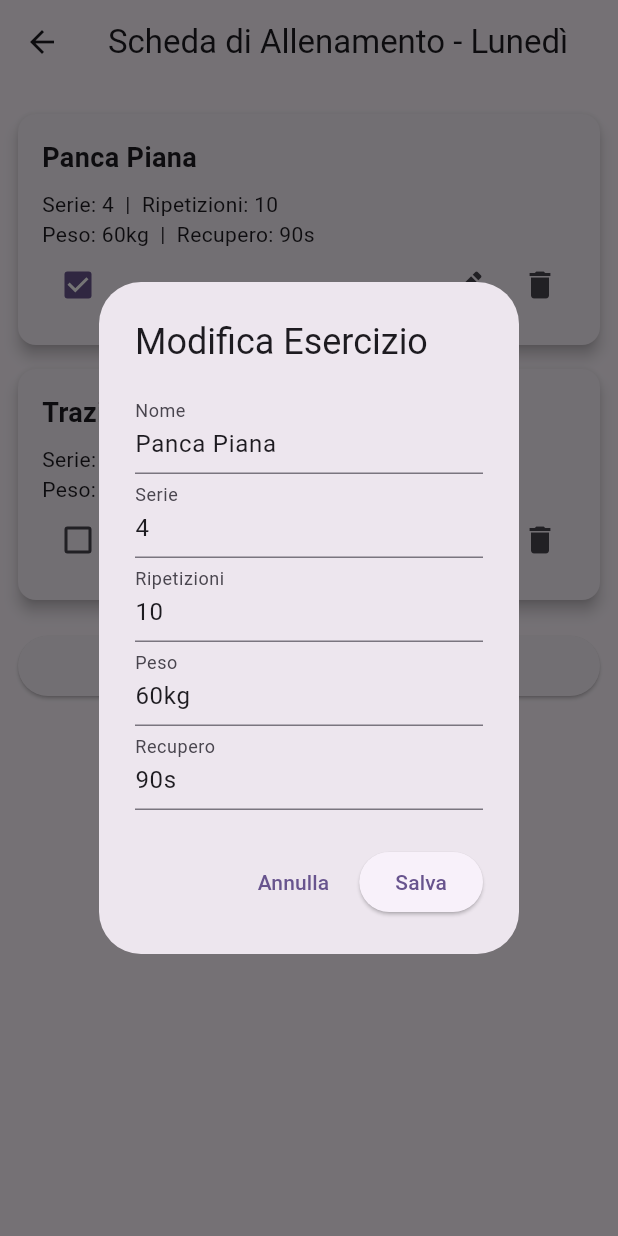
After one commit to Shirotto/PlayTheFit, a Flutter app: the SchedaAllenamentoPage screen opened directly, after a tap on the "edit" icon, on a phone screen of 412 x 824 dp. The commit adds this screen. Run offline on Flutter 3.47's test engine with Material 3 defaults, Android fonts, the phone set to English and light mode, and no system bars; our stand-ins replace cloud_firestore, firebase_auth, firebase_core, flutter_svg; accounts and stored records are empty.

Commit message:
login e registrazione + scheda allenamento

```diff
--- /dev/null
+++ b/lib/Components/esercizio_card.dart
@@ -0,0 +1,53 @@
+import 'package:flutter/material.dart';
+import '../models/esercizio.dart';
+
+class EsercizioCard extends StatelessWidget {
+  final Esercizio esercizio;
+  final VoidCallback onEdit;
+  final VoidCallback onDelete;
+  final ValueChanged<bool?> onToggle;
+
+  const EsercizioCard({
+    super.key,
+    required this.esercizio,
+    required this.onEdit,
+    required this.onDelete,
+    required this.onToggle,
+  });
+
+  @override
+  Widget build(BuildContext context) {
+    return Card(
+      margin: const EdgeInsets.symmetric(vertical: 8),
+      shape: RoundedRectangleBorder(borderRadius: BorderRadius.circular(12)),
+      elevation: 4,
+      child: Padding(
+        padding: const EdgeInsets.all(16),
+        child: Column(
+          crossAxisAlignment: CrossAxisAlignment.start,
+          children: [
+            Text(esercizio.nome, style: const TextStyle(fontSize: 18, fontWeight: FontWeight.bold)),
+            const SizedBox(height: 8),
+            Text("Serie: ${esercizio.serie}  |  Ripetizioni: ${esercizio.ripetizioni}"),
+            Text("Peso: ${esercizio.peso}  |  Recupero: ${esercizio.recupero}"),
+            Row(
+              mainAxisAlignment: MainAxisAlignment.spaceBetween,
+              children: [
+                Checkbox(
+                  value: esercizio.completato,
+                  onChanged: onToggle,
+                ),
+                Row(
+                  children: [
+                    IconButton(icon: const Icon(Icons.edit), onPressed: onEdit),
+                    IconButton(icon: const Icon(Icons.delete), onPressed: onDelete),
+                  ],
+                ),
+              ],
+            ),
+          ],
+        ),
+      ),
+    );
+  }
+}
--- a/lib/HomeScreen.dart
+++ b/lib/HomeScreen.dart
@@ -1,5 +1,6 @@
 import 'package:flutter/material.dart';
 import 'package:firebase_auth/firebase_auth.dart';
+import 'pages/scheda_allenamento_page.dart';
 
 class HomeScreen extends StatelessWidget {
   const HomeScreen({Key? key}) : super(key: key);
@@ -11,12 +12,6 @@ class HomeScreen extends StatelessWidget {
     return Scaffold(
       appBar: AppBar(
         title: const Text("Benvenuto"),
-        actions: [
-          IconButton(
-            icon: const Icon(Icons.logout),
-            onPressed: () => FirebaseAuth.instance.signOut(),
-          )
-        ],
       ),
       body: Center(
         child: Column(
@@ -29,6 +24,17 @@ class HomeScreen extends StatelessWidget {
               label: const Text("Logout"),
               onPressed: () => FirebaseAuth.instance.signOut(),
             ),
+            ElevatedButton.icon(
+                icon: const Icon(Icons.analytics),
+                label: const Text("Allenamento"),
+                onPressed: () {
+                  // Navigate to the new page
+                  Navigator.push(
+                    context,
+                    MaterialPageRoute(builder: (context) => const SchedaAllenamentoPage()),
+                  );
+                },
+            ),
           ],
         ),
       ),
--- a/lib/main.dart
+++ b/lib/main.dart
@@ -1,6 +1,6 @@
 import 'package:flutter/material.dart';
 // Assicurati che il percorso sia corretto per la tua struttura di cartelle
-import 'package:playthefit/Login/login.dart';
+import 'package:playthefit/pages/login.dart';
 import 'package:flutter/material.dart';
 import 'package:firebase_core/firebase_core.dart';
 import 'firebase_options.dart';
--- /dev/null
+++ b/lib/models/esercizio.dart
@@ -0,0 +1,10 @@
+class Esercizio {
+  final String nome;
+  final int serie;
+  final int ripetizioni;
+  final String peso;
+  final String recupero;
+  bool completato;
+
+  Esercizio(this.nome, this.serie, this.ripetizioni, this.peso, this.recupero, this.completato);
+}
--- /dev/null
+++ b/lib/pages/scheda_allenamento_page.dart
@@ -0,0 +1,109 @@
+import 'package:flutter/material.dart';
+import '../models/esercizio.dart';
+import '../Components/esercizio_card.dart';
+
+class SchedaAllenamentoPage extends StatefulWidget {
+  const SchedaAllenamentoPage({super.key});
+
+  @override
+  State<SchedaAllenamentoPage> createState() => _SchedaAllenamentoPageState();
+}
+
+class _SchedaAllenamentoPageState extends State<SchedaAllenamentoPage> {
+  List<Esercizio> esercizi = [
+    Esercizio("Panca Piana", 4, 10, "60kg", "90s", true),
+    Esercizio("Trazioni", 3, 8, "Corpo", "120s", false),
+  ];
+
+  void toggleCompletato(int index) {
+    setState(() {
+      esercizi[index].completato = !esercizi[index].completato;
+    });
+  }
+
+  void eliminaEsercizio(int index) {
+    setState(() {
+      esercizi.removeAt(index);
+    });
+  }
+
+  void mostraDialogEsercizio({Esercizio? esercizio, int? index}) {
+    final nomeController = TextEditingController(text: esercizio?.nome ?? "");
+    final serieController = TextEditingController(text: esercizio?.serie.toString() ?? "3");
+    final ripetizioniController = TextEditingController(text: esercizio?.ripetizioni.toString() ?? "10");
+    final pesoController = TextEditingController(text: esercizio?.peso ?? "");
+    final recuperoController = TextEditingController(text: esercizio?.recupero ?? "");
+
+    showDialog(
+      context: context,
+      builder: (_) => AlertDialog(
+        title: Text(esercizio == null ? "Aggiungi Esercizio" : "Modifica Esercizio"),
+        content: SingleChildScrollView(
+          child: Column(
+            mainAxisSize: MainAxisSize.min,
+            children: [
+              TextField(controller: nomeController, decoration: const InputDecoration(labelText: "Nome")),
+              TextField(controller: serieController, keyboardType: TextInputType.number, decoration: const InputDecoration(labelText: "Serie")),
+              TextField(controller: ripetizioniController, keyboardType: TextInputType.number, decoration: const InputDecoration(labelText: "Ripetizioni")),
+              TextField(controller: pesoController, decoration: const InputDecoration(labelText: "Peso")),
+              TextField(controller: recuperoController, decoration: const InputDecoration(labelText: "Recupero")),
+            ],
+          ),
+        ),
+        actions: [
+          TextButton(onPressed: () => Navigator.pop(context), child: const Text("Annulla")),
+          ElevatedButton(
+            onPressed: () {
+              final nuovo = Esercizio(
+                nomeController.text,
+                int.tryParse(serieController.text) ?? 3,
+                int.tryParse(ripetizioniController.text) ?? 10,
+                pesoController.text,
+                recuperoController.text,
+                false,
+              );
+
+              setState(() {
+                if (esercizio == null) {
+                  esercizi.add(nuovo);
+                } else if (index != null) {
+                  esercizi[index] = nuovo;
+                }
+              });
+
+              Navigator.pop(context);
+            },
+            child: const Text("Salva"),
+          ),
+        ],
+      ),
+    );
+  }
+
+  @override
+  Widget build(BuildContext context) {
+    return Scaffold(
+      appBar: AppBar(title: const Text("Scheda di Allenamento - Lunedì")),
+      body: ListView(
+        padding: const EdgeInsets.all(12),
+        children: [
+          ...List.generate(
+            esercizi.length,
+                (index) => EsercizioCard(
+              esercizio: esercizi[index],
+              onEdit: () => mostraDialogEsercizio(esercizio: esercizi[index], index: index),
+              onDelete: () => eliminaEsercizio(index),
+              onToggle: (_) => toggleCompletato(index),
+            ),
+          ),
+          const SizedBox(height: 12),
+          ElevatedButton.icon(
+            onPressed: () => mostraDialogEsercizio(),
+            icon: const Icon(Icons.add),
+            label: const Text("Aggiungi esercizio"),
+          ),
+        ],
+      ),
+    );
+  }
+}
```
Also changed, not shown: lib/pages/login.dart (renamed from lib/Login/login.dart).
